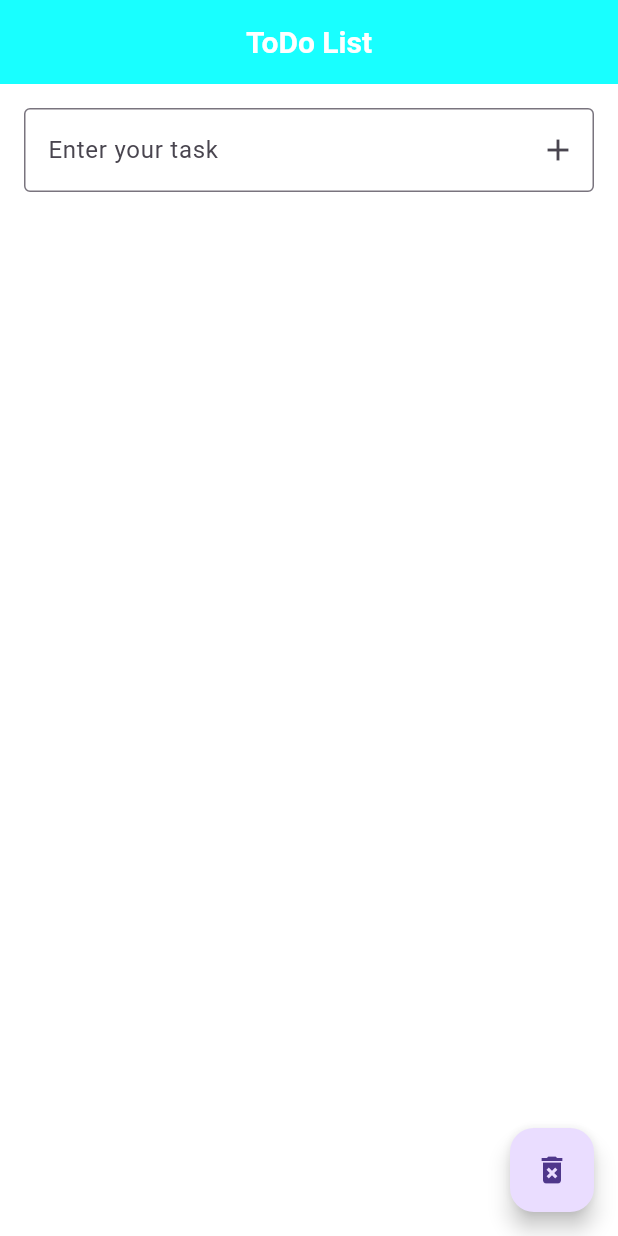
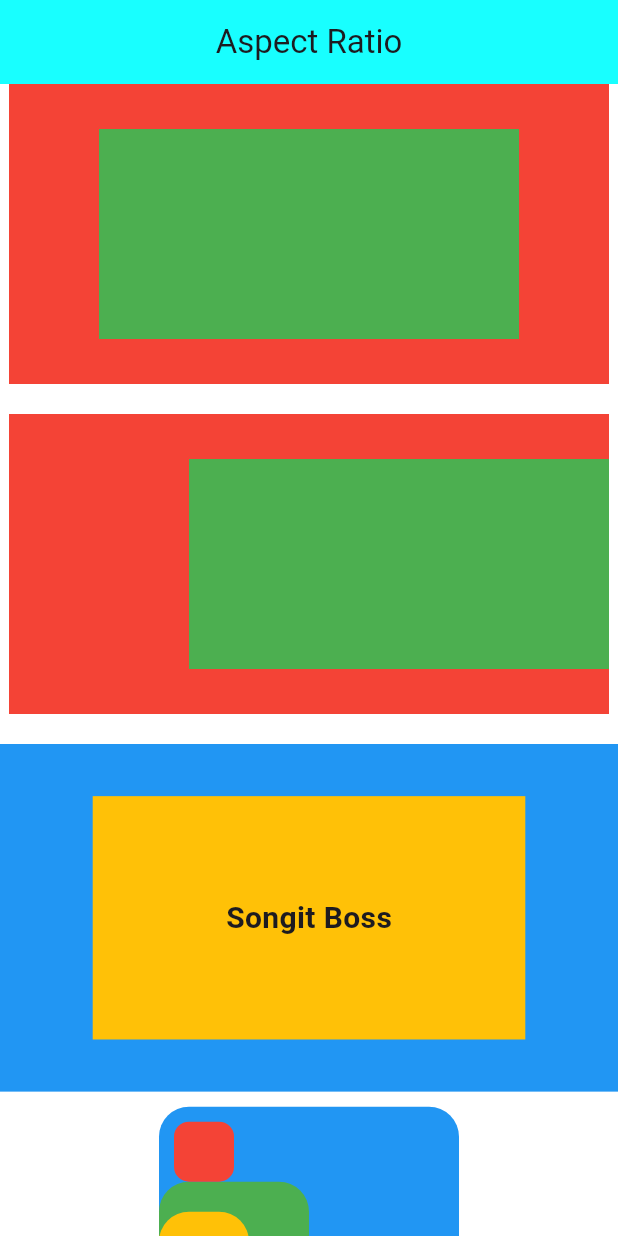
Before and after one commit to roy606/stateful_count_remove, a Flutter app: the screen it shows after launch, on a phone screen of 412 x 824 dp. Run offline on Flutter 3.47's test engine with Material 3 defaults, Android fonts, the phone set to English and light mode, and no system bars.

Commit message:
module 9 media_aspect

```diff
--- /dev/null
+++ b/lib/Aspect_ratio_Expanded_FractionallySizedBox.dart
@@ -0,0 +1,147 @@
+
+import 'package:flutter/material.dart';
+
+class AspectRatioExample extends StatelessWidget {
+  const AspectRatioExample({super.key});
+
+  @override
+  Widget build(BuildContext context) {
+    return Scaffold(
+      appBar: AppBar(
+        title: const Text('Aspect Ratio'),
+      ),
+
+      body: SingleChildScrollView(
+        child: Column(
+          children: [
+
+            Container(
+              height: 200,
+              width: 400,
+              color: Colors.red,
+
+              child: FractionallySizedBox(
+                widthFactor: 0.7,
+                heightFactor: 0.7,
+
+                child: Container(
+                  color: Colors.green,
+                ),
+              ),
+            ),
+
+            const SizedBox(height: 20),
+
+
+            Container(
+              height: 200,
+              width: 400,
+              color: Colors.red,
+
+              child: FractionallySizedBox(
+                widthFactor: 0.7,
+                heightFactor: 0.7,
+                alignment: Alignment.centerRight,
+
+                child: Container(
+                  color: Colors.green,
+                ),
+              ),
+            ),
+
+            const SizedBox(height: 20),
+
+            Container(
+              color: Colors.blue,
+
+              child: AspectRatio(
+                aspectRatio: 16 / 9,
+
+                child: FractionallySizedBox(
+                  widthFactor: 0.7,
+                  heightFactor: 0.7,
+
+                  child: Container(
+                    color: Colors.amber,
+
+                    child:  Center(
+                      child: Text(
+                        "Songit Boss",
+                        style: TextStyle(
+                          fontSize: 20,
+                          fontWeight: FontWeight.bold,
+                        ),
+                      ),
+                    ),
+                  ),
+                ),
+              ),
+            ),
+
+            SizedBox( height: 10,),
+
+            // stack use
+            Center(
+              child: Stack(
+                alignment: Alignment.centerLeft,
+                children: [
+                  Container(
+
+                    width: 200,
+                    height: 200,
+                    decoration: BoxDecoration(
+                      color: Colors.blue,
+                      borderRadius: BorderRadius.circular(20),
+                    ),
+                  ),
+
+                  Container(
+
+                    width: 100,
+                    height: 100,
+                    decoration: BoxDecoration(
+                      color: Colors.green,
+                      borderRadius: BorderRadius.circular(20),
+                    ),
+                  ),
+
+
+                  Container(
+
+                    width: 60,
+                    height: 60,
+                    decoration: BoxDecoration(
+                      color: Colors.amber,
+                      borderRadius: BorderRadius.circular(20),
+                    ),
+                  ),
+
+                  Positioned(      //positioned use kore eder obosthan change korte pari
+                                    // amra alignment use korte partam but eta kaj korbe na container nijer move kore na container vitore child ke move koray tai positioned use hoy
+
+                    top: 10,
+                    left: 10,
+                    child: Container(
+                      width: 40,
+                      height: 40,
+                      decoration: BoxDecoration(
+                        color: Colors.red,
+                        borderRadius: BorderRadius.circular(10),
+                      ),
+                    ),
+                  ),
+
+
+
+
+                ],
+              ),
+
+            ),
+
+          ],
+        ),
+      ),
+    );
+  }
+}
--- a/lib/myApp.dart
+++ b/lib/myApp.dart
@@ -1,5 +1,7 @@
 import 'package:flutter/material.dart';
+import 'package:stateful_widget/stateless_mediaquery_wrap_layoutbuilder_widgetbuilder.dart';
 
+import 'Aspect_ratio_Expanded_FractionallySizedBox.dart';
 import 'Home.dart';
 
 
@@ -24,7 +26,7 @@ class myApp extends StatelessWidget {
             foregroundColor: Colors.white))),
       title:"Songit Boss",
       debugShowCheckedModeBanner: false,
-      home: Home(),
+      home: AspectRatioExample(),
     );
   }
 }
```
Also changed, not shown: lib/stateless_mediaquery_wrap_layoutbuilder_widgetbuilder.dart (added, +100 -0 lines).
